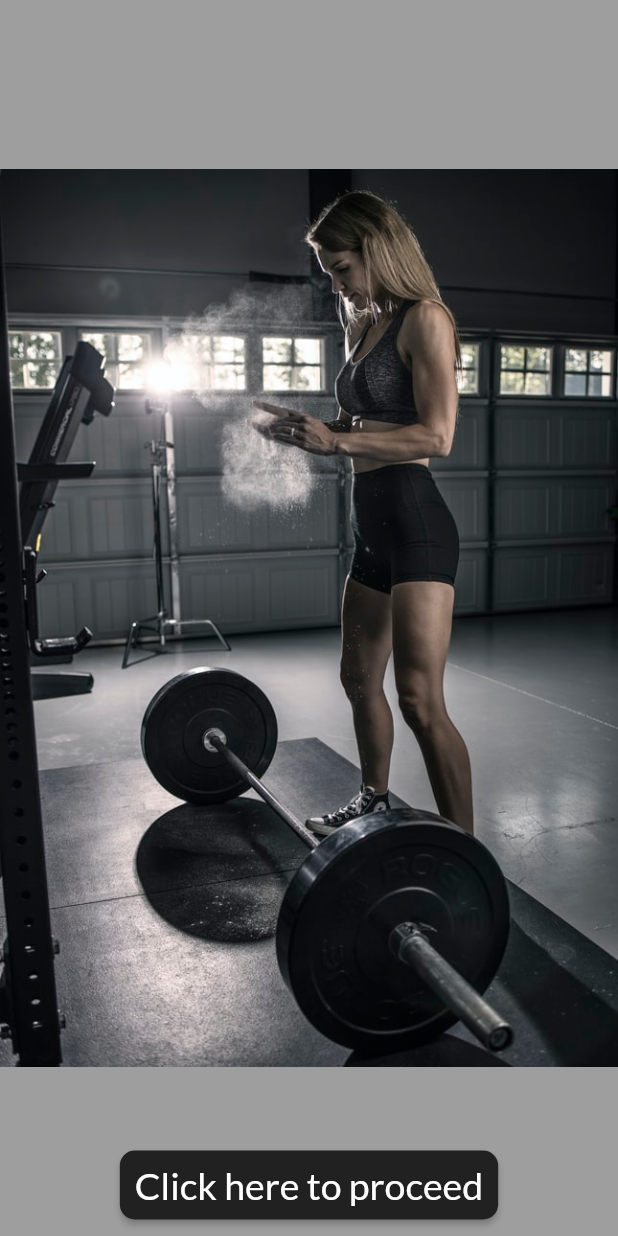
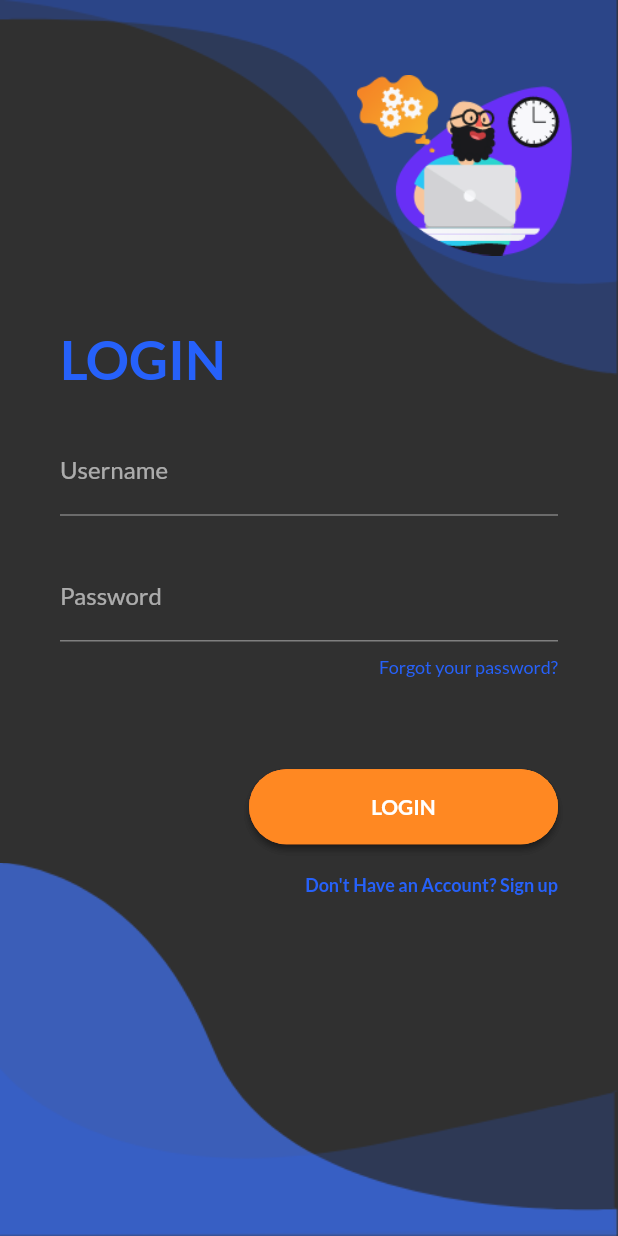
Before and after one commit to restless226/flutter-fit, a Flutter app: the screen it shows after launch, on a phone screen of 412 x 824 dp. Run offline on Flutter 3.47's test engine with Material 2 defaults, Android fonts, the phone set to English and light mode, and no system bars.

Commit message:
second commit

```diff
--- /dev/null
+++ b/lib/components/background.dart
@@ -0,0 +1,66 @@
+import 'package:flutter/material.dart';
+
+class Background extends StatelessWidget {
+  final Widget child;
+
+  const Background({
+    Key key,
+    @required this.child,
+  }) : super(key: key);
+
+  @override
+  Widget build(BuildContext context) {
+    Size size = MediaQuery.of(context).size;
+
+    return Container(
+      width: double.infinity,
+      height: size.height,
+      child: Stack(
+        alignment: Alignment.center,
+        children: <Widget>[
+          Positioned(
+            top: 0,
+            right: 0,
+            child: Image.asset(
+              "assets/images/login/top1.png",
+              width: size.width
+            ),
+          ),
+          Positioned(
+            top: 0,
+            right: 0,
+            child: Image.asset(
+              "assets/images/login/top2.png",
+              width: size.width
+            ),
+          ),
+          Positioned(
+            top: 50,
+            right: 30,
+            child: Image.asset(
+              "assets/images/login/main.png",
+              width: size.width * 0.35
+            ),
+          ),
+          Positioned(
+            bottom: 0,
+            right: 0,
+            child: Image.asset(
+              "assets/images/login/bottom1.png",
+              width: size.width
+            ),
+          ),
+          Positioned(
+            bottom: 0,
+            right: 0,
+            child: Image.asset(
+              "assets/images/login/bottom2.png",
+              width: size.width
+            ),
+          ),
+          child
+        ],
+      ),
+    );
+  }
+}
--- a/lib/main.dart
+++ b/lib/main.dart
@@ -1,6 +1,7 @@
 import 'package:flutter/material.dart';
 import 'package:pbl_fitness_app/screens/first_page.dart';
 import 'package:pbl_fitness_app/screens/home_screen.dart';
+import 'package:pbl_fitness_app/screens/login/login.dart';
 import 'package:pbl_fitness_app/widgets/dark_theme_widget.dart';
 
 void main() {
@@ -39,7 +40,8 @@ class _MyAppState extends State<MyApp> {
           debugShowCheckedModeBanner: false,
           title: 'Fitness Application',
 
-          home: FirstPage(),
+          // home: FirstPage(),
+          home: LoginScreen(),
         );
       },
     );
--- /dev/null
+++ b/lib/screens/login/login.dart
@@ -0,0 +1,142 @@
+import 'package:flutter/material.dart';
+import 'package:pbl_fitness_app/components/background.dart';
+import 'package:pbl_fitness_app/screens/register/register.dart';
+
+import '../home_screen.dart';
+
+class LoginScreen extends StatelessWidget {
+  @override
+  Widget build(BuildContext context) {
+    Size size = MediaQuery.of(context).size;
+
+    return Scaffold(
+      body: Background(
+        child: Column(
+          mainAxisAlignment: MainAxisAlignment.center,
+          children: <Widget>[
+            Container(
+              alignment: Alignment.centerLeft,
+              padding: EdgeInsets.symmetric(horizontal: 40),
+              child: Text(
+                "LOGIN",
+                style: TextStyle(
+                  fontWeight: FontWeight.bold,
+                  color: Color(0xFF2661FA),
+                  fontSize: 36
+                ),
+                textAlign: TextAlign.left,
+              ),
+            ),
+
+            SizedBox(height: size.height * 0.03),
+
+            Container(
+              alignment: Alignment.center,
+              margin: EdgeInsets.symmetric(horizontal: 40),
+              child: TextField(
+                decoration: InputDecoration(
+                  labelText: "Username"
+                ),
+              ),
+            ),
+
+            SizedBox(height: size.height * 0.03),
+
+            Container(
+              alignment: Alignment.center,
+              margin: EdgeInsets.symmetric(horizontal: 40),
+              child: TextField(
+                decoration: InputDecoration(
+                  labelText: "Password"
+                ),
+                obscureText: true,
+              ),
+            ),
+
+            Container(
+              alignment: Alignment.centerRight,
+              margin: EdgeInsets.symmetric(horizontal: 40, vertical: 10),
+              child: Text(
+                "Forgot your password?",
+                style: TextStyle(
+                  fontSize: 12,
+                  color: Color(0XFF2661FA)
+                ),
+              ),
+            ),
+
+            SizedBox(height: size.height * 0.05),
+
+            Container(
+              alignment: Alignment.centerRight,
+              margin: EdgeInsets.symmetric(horizontal: 40, vertical: 10),
+              child: RaisedButton(
+                onPressed: () {},
+                shape: RoundedRectangleBorder(borderRadius: BorderRadius.circular(80.0)),
+                textColor: Colors.white,
+                padding: const EdgeInsets.all(0),
+                child: Container(
+                  alignment: Alignment.center,
+                  height: 50.0,
+                  width: size.width * 0.5,
+                  decoration: BoxDecoration(
+                    borderRadius: BorderRadius.circular(80.0),
+                    gradient: LinearGradient(
+                      colors: [
+                        Color.fromARGB(255, 255, 136, 34),
+                        Color.fromARGB(255, 255, 177, 41)
+                      ]
+                    )
+                  ),
+                  padding: const EdgeInsets.all(0),
+
+                  child: SizedBox(
+                      width: double.infinity,
+                      height: double.infinity,
+                    child: RaisedButton(
+                      //TODO
+                      onPressed: (){
+                        Navigator.push(
+                            context,MaterialPageRoute(builder: (BuildContext context) => HomeScreen()));
+                      },
+                      shape: RoundedRectangleBorder(
+                        borderRadius: BorderRadius.circular(80),
+                      ),
+                      padding: const EdgeInsets.all(0),
+                      color: Color.fromARGB(255, 255, 136, 34),
+                      child: Text(
+                        "LOGIN",
+                        textAlign: TextAlign.center,
+                        style: TextStyle(
+                            fontWeight: FontWeight.bold
+                        ),
+                      ),
+                    ),
+                  ),
+                ),
+              ),
+            ),
+
+            Container(
+              alignment: Alignment.centerRight,
+              margin: EdgeInsets.symmetric(horizontal: 40, vertical: 10),
+              child: GestureDetector(
+                onTap: () => {
+                  Navigator.push(context, MaterialPageRoute(builder: (context) => RegisterScreen()))
+                },
+                child: Text(
+                  "Don't Have an Account? Sign up",
+                  style: TextStyle(
+                    fontSize: 12,
+                    fontWeight: FontWeight.bold,
+                    color: Color(0xFF2661FA)
+                  ),
+                ),
+              ),
+            )
+          ],
+        ),
+      ),
+    );
+  }
+}
```
Also changed, not shown: lib/screens/register/register.dart (added, +153 -0 lines), pubspec.yaml (+5 -3 lines), assets/images/login/bottom1.png (added), assets/images/login/bottom2.png (added), assets/images/login/main.png (added), assets/images/login/top1.png (added), assets/images/login/top2.png (added).
